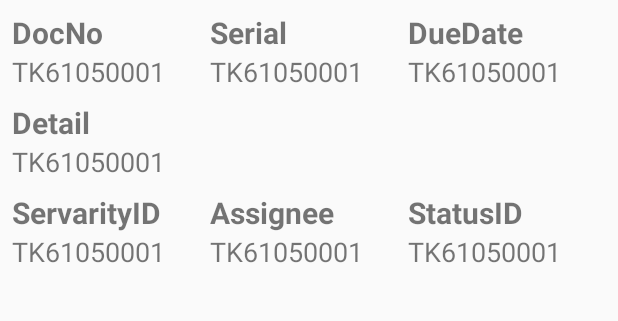
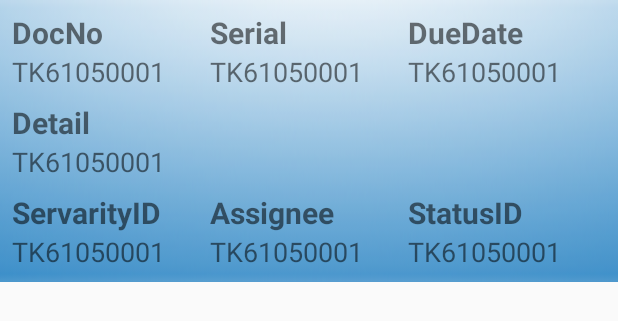
Before and after one commit to masterUNG/TicketService, an Android app: the layout listview_show_item.xml on its own in the app's theme, with its tools: preview values and no code run, on a phone screen of 412 x 824 dp. Shown: the top 321 px of the screen. Run offline under Robolectric (Android 15) with nearby library versions, the phone set to English and light mode, and no system bars.

Commit message:
NewItem OK

```diff
--- a/app/src/main/res/layout/fragment_base_ticket.xml
+++ b/app/src/main/res/layout/fragment_base_ticket.xml
@@ -4,6 +4,7 @@
 
     <!--TabLayout-->
     <android.support.design.widget.TabLayout
+        android:theme="@style/ThemeOverlay.AppCompat.Dark.ActionBar"
         android:id="@+id/tabLayoutTicket"
         android:background="@color/colorPrimaryLight"
         android:layout_width="match_parent"
--- a/app/src/main/res/layout/listview_show_item.xml
+++ b/app/src/main/res/layout/listview_show_item.xml
@@ -1,9 +1,16 @@
 <?xml version="1.0" encoding="utf-8"?>
-<LinearLayout xmlns:android="http://schemas.android.com/apk/res/android"
-    android:padding="8dp"
+<RelativeLayout xmlns:android="http://schemas.android.com/apk/res/android"
+    android:layout_width="match_parent"
+    android:layout_height="wrap_content">
+
+
+
+    <LinearLayout
+        android:background="@drawable/bg_list2"
         android:layout_width="match_parent"
         android:layout_height="wrap_content"
-    android:orientation="vertical">
+        android:orientation="vertical"
+        android:padding="8dp">
 
         <!--First-->
         <LinearLayout
@@ -91,10 +98,10 @@
 
         <!--Second-->
         <LinearLayout
+            android:layout_width="match_parent"
+            android:layout_height="wrap_content"
             android:layout_marginBottom="8dp"
             android:layout_marginTop="8dp"
-        android:layout_width="match_parent"
-        android:layout_height="wrap_content"
             android:orientation="vertical">
 
             <!--Title-->
@@ -107,11 +114,11 @@
 
             <!--Value-->
             <TextView
-            android:ellipsize="end"
-            android:maxLines="2"
                 android:id="@+id/txtDetail"
                 android:layout_width="wrap_content"
                 android:layout_height="wrap_content"
+                android:ellipsize="end"
+                android:maxLines="2"
                 android:text="TK61050001"
                 android:textSize="@dimen/h2" />
 
@@ -202,4 +209,8 @@
 
         </LinearLayout>
 
+
     </LinearLayout>
+
+
+</RelativeLayout>
```
Also changed, not shown: app/src/main/java/masterung/androidthai/in/th/ticketservice/fragment/NewItemFragment.java (+42 -1 lines), app/src/main/res/drawable/bg_list.png (added), app/src/main/res/drawable/bg_list2.png (added). Lines whose indentation alone changed are shown as unchanged.
